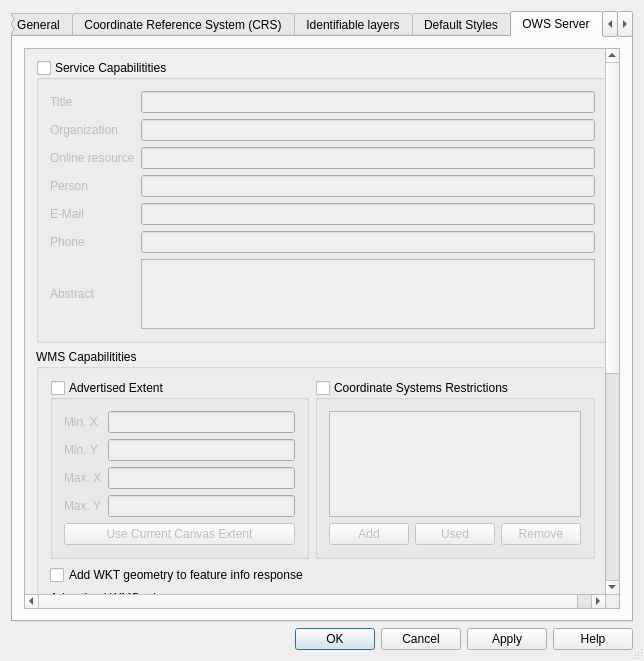
This is src/ui/qgsprojectpropertiesbase.ui in qgis/QGIS as Qt 5 draws it before an edit. The edited form follows.
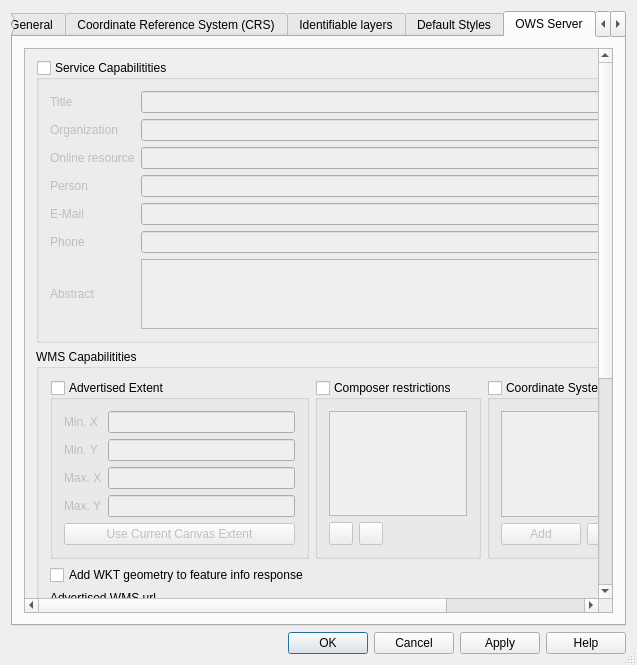
This is the edited form. The open tabs and pages were chosen to show the change. Icons and pictures are not drawn. Custom widgets are drawn as their Qt base class.

Commit message: [FEATURE] QGIS server: possibility to restrict published composers

```diff
--- a/src/ui/qgsprojectpropertiesbase.ui
+++ b/src/ui/qgsprojectpropertiesbase.ui
@@ -6,8 +6,8 @@
    <rect>
     <x>0</x>
     <y>0</y>
-    <width>644</width>
-    <height>661</height>
+    <width>637</width>
+    <height>665</height>
    </rect>
   </property>
   <property name="windowTitle">
@@ -801,9 +801,9 @@
           <property name="geometry">
            <rect>
             <x>0</x>
-            <y>-390</y>
-            <width>670</width>
-            <height>959</height>
+            <y>0</y>
+            <width>646</width>
+            <height>839</height>
            </rect>
           </property>
           <layout class="QGridLayout" name="gridLayout">
@@ -829,9 +829,32 @@
                 </property>
                </widget>
               </item>
-              <item row="0" column="2">
+              <item row="0" column="1">
                <widget class="QLineEdit" name="mWMSTitle"/>
               </item>
+              <item row="1" column="0">
+               <widget class="QLabel" name="label_4">
+                <property name="text">
+                 <string>Organization</string>
+                </property>
+                <property name="buddy">
+                 <cstring>mWMSContactOrganization</cstring>
+                </property>
+               </widget>
+              </item>
+              <item row="1" column="1">
+               <widget class="QLineEdit" name="mWMSContactOrganization"/>
+              </item>
+              <item row="2" column="0">
+               <widget class="QLabel" name="mWMSOnlineResourceLabel">
+                <property name="text">
+                 <string>Online resource</string>
+                </property>
+               </widget>
+              </item>
+              <item row="2" column="1">
+               <widget class="QLineEdit" name="mWMSOnlineResourceLineEdit"/>
+              </item>
               <item row="3" column="0">
                <widget class="QLabel" name="label_7">
                 <property name="text">
@@ -842,10 +865,20 @@
                 </property>
                </widget>
               </item>
-              <item row="3" column="2">
+              <item row="3" column="1">
                <widget class="QLineEdit" name="mWMSContactPerson"/>
               </item>
-              <item row="6" column="0">
+              <item row="4" column="0">
+               <widget class="QLabel" name="label_13">
+                <property name="text">
+                 <string>E-Mail</string>
+                </property>
+               </widget>
+              </item>
+              <item row="4" column="1">
+               <widget class="QLineEdit" name="mWMSContactMail"/>
+              </item>
+              <item row="5" column="0">
                <widget class="QLabel" name="label_8">
                 <property name="text">
                  <string>Phone</string>
@@ -855,13 +888,10 @@
                 </property>
                </widget>
               </item>
-              <item row="6" column="2">
+              <item row="5" column="1">
                <widget class="QLineEdit" name="mWMSContactPhone"/>
               </item>
-              <item row="8" column="2">
-               <widget class="QTextEdit" name="mWMSAbstract"/>
-              </item>
-              <item row="8" column="0">
+              <item row="6" column="0">
                <widget class="QLabel" name="label_5">
                 <property name="text">
                  <string>Abstract</string>
@@ -871,38 +901,8 @@
                 </property>
                </widget>
               </item>
-              <item row="5" column="0">
-               <widget class="QLabel" name="label_13">
-                <property name="text">
-                 <string>E-Mail</string>
-                </property>
-               </widget>
-              </item>
-              <item row="5" column="2">
-               <widget class="QLineEdit" name="mWMSContactMail"/>
-              </item>
-              <item row="1" column="0">
-               <widget class="QLabel" name="label_4">
-                <property name="text">
-                 <string>Organization</string>
-                </property>
-                <property name="buddy">
-                 <cstring>mWMSContactOrganization</cstring>
-                </property>
-               </widget>
-              </item>
-              <item row="1" column="2">
-               <widget class="QLineEdit" name="mWMSContactOrganization"/>
-              </item>
-              <item row="2" column="2">
-               <widget class="QLineEdit" name="mWMSOnlineResourceLineEdit"/>
-              </item>
-              <item row="2" column="0">
-               <widget class="QLabel" name="mWMSOnlineResourceLabel">
-                <property name="text">
-                 <string>Online resource</string>
-                </property>
-               </widget>
+              <item row="6" column="1">
+               <widget class="QTextEdit" name="mWMSAbstract"/>
               </item>
              </layout>
             </widget>
@@ -912,54 +912,8 @@
              <property name="title">
               <string>WMS Capabilitities</string>
              </property>
-             <layout class="QGridLayout" name="gridLayout_10">
-              <item row="2" column="0">
-               <widget class="QCheckBox" name="mAddWktGeometryCheckBox">
-                <property name="text">
-                 <string>Add WKT geometry to feature info response</string>
-                </property>
-               </widget>
-              </item>
-              <item row="1" column="1">
-               <widget class="QGroupBox" name="grpWMSList">
-                <property name="title">
-                 <string>Coordinate Systems Restrictions</string>
-                </property>
-                <property name="checkable">
-                 <bool>true</bool>
-                </property>
-                <property name="checked">
-                 <bool>false</bool>
-                </property>
-                <layout class="QGridLayout" name="gridLayout_5">
-                 <item row="0" column="0" colspan="3">
-                  <widget class="QListWidget" name="mWMSList"/>
-                 </item>
-                 <item row="1" column="0">
-                  <widget class="QPushButton" name="pbnWMSAddSRS">
-                   <property name="text">
-                    <string>Add</string>
-                   </property>
-                  </widget>
-                 </item>
-                 <item row="1" column="2">
-                  <widget class="QPushButton" name="pbnWMSRemoveSRS">
-                   <property name="text">
-                    <string>Remove</string>
-                   </property>
-                  </widget>
-                 </item>
-                 <item row="1" column="1">
-                  <widget class="QPushButton" name="pbnWMSSetUsedSRS">
-                   <property name="text">
-                    <string>Used</string>
-                   </property>
-                  </widget>
-                 </item>
-                </layout>
-               </widget>
-              </item>
-              <item row="1" column="0">
+             <layout class="QGridLayout" name="gridLayout_14">
+              <item row="0" column="0">
                <widget class="QGroupBox" name="grpWMSExt">
                 <property name="title">
                  <string>Advertised Extent</string>
@@ -1062,7 +1016,106 @@
                 </layout>
                </widget>
               </item>
-              <item row="3" column="0">
+              <item row="0" column="1">
+               <widget class="QGroupBox" name="mWMSComposerGroupBox">
+                <property name="title">
+                 <string>Composer restrictions</string>
+                </property>
+                <property name="checkable">
+                 <bool>true</bool>
+                </property>
+                <property name="checked">
+                 <bool>false</bool>
+                </property>
+                <layout class="QGridLayout" name="gridLayout_10">
+                 <item row="0" column="0" colspan="3">
+                  <widget class="QListWidget" name="mComposerListWidget"/>
+                 </item>
+                 <item row="1" column="0">
+                  <widget class="QToolButton" name="mAddWMSComposerButton">
+                   <property name="text">
+                    <string/>
+                   </property>
+                   <property name="icon">
+                    <iconset resource="../../images/images.qrc">
+                     <normaloff>:/images/themes/default/symbologyAdd.png</normaloff>:/images/themes/default/symbologyAdd.png</iconset>
+                   </property>
+                  </widget>
+                 </item>
+                 <item row="1" column="1">
+                  <widget class="QToolButton" name="mRemoveWMSComposerButton">
+                   <property name="text">
+                    <string/>
+                   </property>
+                   <property name="icon">
+                    <iconset resource="../../images/images.qrc">
+                     <normaloff>:/images/themes/default/symbologyRemove.png</normaloff>:/images/themes/default/symbologyRemove.png</iconset>
+                   </property>
+                  </widget>
+                 </item>
+                 <item row="1" column="2">
+                  <spacer name="horizontalSpacer_2">
+                   <property name="orientation">
+                    <enum>Qt::Horizontal</enum>
+                   </property>
+                   <property name="sizeHint" stdset="0">
+                    <size>
+                     <width>81</width>
+                     <height>20</height>
+                    </size>
+                   </property>
+                  </spacer>
+                 </item>
+                </layout>
+               </widget>
+              </item>
+              <item row="0" column="2">
+               <widget class="QGroupBox" name="grpWMSList">
+                <property name="title">
+                 <string>Coordinate Systems Restrictions</string>
+                </property>
+                <property name="checkable">
+                 <bool>true</bool>
+                </property>
+                <property name="checked">
+                 <bool>false</bool>
+                </property>
+                <layout class="QGridLayout" name="gridLayout_5">
+                 <item row="0" column="0" colspan="3">
+                  <widget class="QListWidget" name="mWMSList"/>
+                 </item>
+                 <item row="1" column="0">
+                  <widget class="QPushButton" name="pbnWMSAddSRS">
+                   <property name="text">
+                    <string>Add</string>
+                   </property>
+                  </widget>
+                 </item>
+                 <item row="1" column="2">
+                  <widget class="QPushButton" name="pbnWMSRemoveSRS">
+                   <property name="text">
+                    <string>Remove</string>
+                   </property>
+                  </widget>
+                 </item>
+                 <item row="1" column="1">
+                  <widget class="QPushButton" name="pbnWMSSetUsedSRS">
+                   <property name="text">
+                    <string>Used</string>
+                   </property>
+                  </widget>
+                 </item>
+                </layout>
+               </widget>
+              </item>
+              <item row="1" column="0">
+               <widget class="QCheckBox" name="mAddWktGeometryCheckBox">
+                <property name="text">
+                 <string>Add WKT geometry to feature info response</string>
+                </property>
+               </widget>
+              </item>
+              <item row="2" column="0">
                <widget class="QLabel" name="mWMSUrlLabel">
                 <property name="text">
                  <string>Advertised WMS url</string>
```
Left out of the diff: 8 changed lines with no effect on the pictures. The commit also changes 4 other files.
